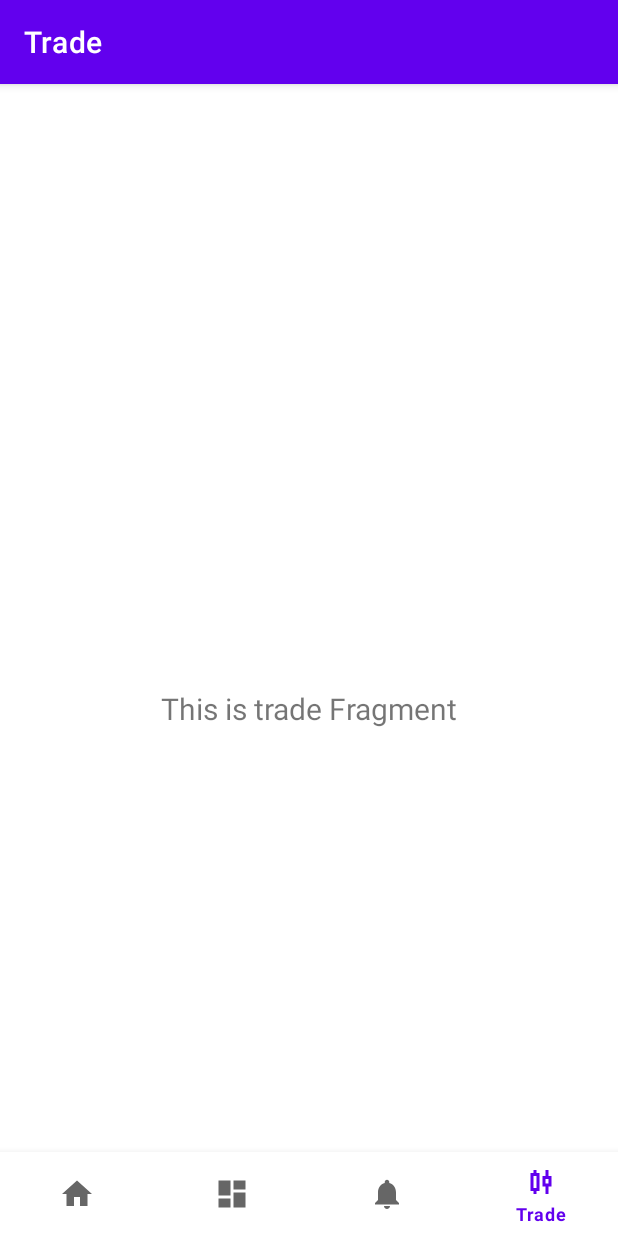
After one commit to llarboulletmarin/app-trade-android, an Android app: the TradeFragment screen opened through its navigation route, on a phone screen of 412 x 824 dp. The commit adds this screen. Run offline under Robolectric (Android 15) with nearby library versions, the phone set to English and light mode, and no system bars; our stand-ins replace navigation-ui.

Commit message:
create trade page

```diff
--- a/app/build.gradle.kts
+++ b/app/build.gradle.kts
@@ -48,6 +48,7 @@ dependencies {
     implementation("androidx.lifecycle:lifecycle-viewmodel-ktx:2.6.2")
     implementation("androidx.navigation:navigation-fragment-ktx:2.7.6")
     implementation("androidx.navigation:navigation-ui-ktx:2.7.6")
+    implementation("androidx.legacy:legacy-support-v4:1.0.0")
     testImplementation("junit:junit:4.13.2")
     androidTestImplementation("androidx.test.ext:junit:1.1.5")
     androidTestImplementation("androidx.test.espresso:espresso-core:3.5.1")
--- a/app/src/main/java/fr/cnam/apptrade/MainActivity.kt
+++ b/app/src/main/java/fr/cnam/apptrade/MainActivity.kt
@@ -22,11 +22,9 @@ class MainActivity : AppCompatActivity() {
         val navView: BottomNavigationView = binding.navView
 
         val navController = findNavController(R.id.nav_host_fragment_activity_main)
-        // Passing each menu ID as a set of Ids because each
-        // menu should be considered as top level destinations.
         val appBarConfiguration = AppBarConfiguration(
             setOf(
-                R.id.navigation_home, R.id.navigation_dashboard, R.id.navigation_notifications
+                R.id.navigation_home, R.id.navigation_dashboard, R.id.navigation_notifications, R.id.navigation_trade
             )
         )
         setupActionBarWithNavController(navController, appBarConfiguration)
--- /dev/null
+++ b/app/src/main/java/fr/cnam/apptrade/ui/trade/TradeFragment.kt
@@ -0,0 +1,40 @@
+package fr.cnam.apptrade.ui.trade
+
+import android.os.Bundle
+import android.view.LayoutInflater
+import android.view.View
+import android.view.ViewGroup
+import android.widget.TextView
+import androidx.fragment.app.Fragment
+import androidx.lifecycle.ViewModelProvider
+import fr.cnam.apptrade.databinding.FragmentTradeBinding
+
+class TradeFragment : Fragment() {
+
+    private var _binding: FragmentTradeBinding? = null
+
+    private val binding get() = _binding!!
+
+    override fun onCreateView(
+        inflater: LayoutInflater, container: ViewGroup?,
+        savedInstanceState: Bundle?
+    ): View {
+        val tradeViewModel = ViewModelProvider(this).get(TradeViewModel::class.java)
+
+        _binding = FragmentTradeBinding.inflate(inflater, container, false)
+        val root: View = binding.root
+
+        val textView: TextView = binding.textTrade
+        tradeViewModel.text.observe(viewLifecycleOwner) {
+            textView.text = it
+        }
+
+        return root
+    }
+
+    override fun onDestroyView() {
+        super.onDestroyView()
+        _binding = null
+    }
+
+}
--- /dev/null
+++ b/app/src/main/java/fr/cnam/apptrade/ui/trade/TradeViewModel.kt
@@ -0,0 +1,14 @@
+package fr.cnam.apptrade.ui.trade
+
+import androidx.lifecycle.LiveData
+import androidx.lifecycle.MutableLiveData
+import androidx.lifecycle.ViewModel
+
+class TradeViewModel : ViewModel() {
+
+        private val _text = MutableLiveData<String>().apply {
+            value = "This is trade Fragment"
+        }
+        val text: LiveData<String> = _text
+
+}
--- /dev/null
+++ b/app/src/main/res/drawable/ic_trade_black_24dp.xml
@@ -0,0 +1,6 @@
+<vector android:height="24dp" android:tint="#000000"
+    android:viewportHeight="24" android:viewportWidth="24"
+    android:width="24dp" xmlns:android="http://schemas.android.com/apk/res/android">
+    <path android:fillColor="@android:color/white" android:pathData="M9,4H7v2H5v12h2v2h2v-2h2V6H9V4zM9,16H7V8h2V16z"/>
+    <path android:fillColor="@android:color/white" android:pathData="M19,8h-2V4h-2v4h-2v7h2v5h2v-5h2V8zM17,13h-2v-3h2V13z"/>
+</vector>
--- /dev/null
+++ b/app/src/main/res/layout/fragment_trade.xml
@@ -0,0 +1,22 @@
+<?xml version="1.0" encoding="utf-8"?>
+<androidx.constraintlayout.widget.ConstraintLayout xmlns:android="http://schemas.android.com/apk/res/android"
+    xmlns:app="http://schemas.android.com/apk/res-auto"
+    xmlns:tools="http://schemas.android.com/tools"
+    android:layout_width="match_parent"
+    android:layout_height="match_parent"
+    tools:context=".ui.trade.TradeFragment">
+
+    <TextView
+        android:id="@+id/text_trade"
+        android:layout_width="match_parent"
+        android:layout_height="wrap_content"
+        android:layout_marginStart="8dp"
+        android:layout_marginTop="8dp"
+        android:layout_marginEnd="8dp"
+        android:textAlignment="center"
+        android:textSize="20sp"
+        app:layout_constraintBottom_toBottomOf="parent"
+        app:layout_constraintEnd_toEndOf="parent"
+        app:layout_constraintStart_toStartOf="parent"
+        app:layout_constraintTop_toTopOf="parent" />
+</androidx.constraintlayout.widget.ConstraintLayout>
--- a/app/src/main/res/menu/bottom_nav_menu.xml
+++ b/app/src/main/res/menu/bottom_nav_menu.xml
@@ -16,4 +16,9 @@
         android:icon="@drawable/ic_notifications_black_24dp"
         android:title="@string/title_notifications" />
 
+    <item
+        android:id="@+id/navigation_trade"
+        android:icon="@drawable/ic_trade_black_24dp"
+        android:title="@string/title_trade" />
+
 </menu>
--- a/app/src/main/res/navigation/mobile_navigation.xml
+++ b/app/src/main/res/navigation/mobile_navigation.xml
@@ -22,4 +22,11 @@
         android:name="fr.cnam.apptrade.ui.notifications.NotificationsFragment"
         android:label="@string/title_notifications"
         tools:layout="@layout/fragment_notifications" />
+
+    <fragment
+        android:id="@+id/navigation_trade"
+        android:name="fr.cnam.apptrade.ui.trade.TradeFragment"
+        android:label="@string/title_trade"
+        tools:layout="@layout/fragment_trade" />
+
 </navigation>
--- a/app/src/main/res/values/strings.xml
+++ b/app/src/main/res/values/strings.xml
@@ -3,4 +3,5 @@
     <string name="title_home">Home</string>
     <string name="title_dashboard">Dashboard</string>
     <string name="title_notifications">Notifications</string>
+    <string name="title_trade">Trade</string>
 </resources>
```
